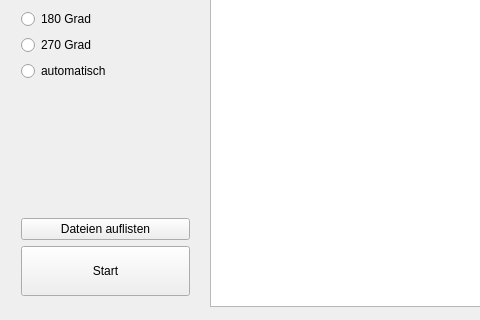
The window that mainwindow.ui (TischlerWilly/postprozessor) describes before a commit, drawn with Qt 5; both pictures show x 0 to 480 and y 273 to 593 of the 896 by 593 pixel window.
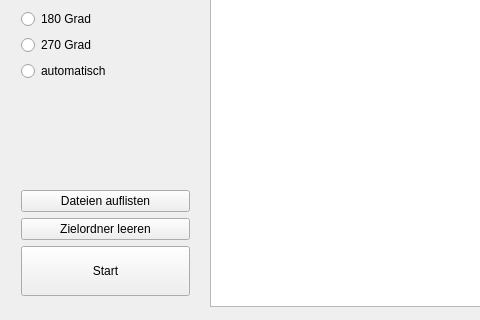
The same window after the commit.

Diff of the .ui file:
```diff
--- a/mainwindow.ui
+++ b/mainwindow.ui
@@ -173,6 +173,13 @@
        </property>
       </widget>
      </item>
+     <item>
+      <widget class="QPushButton" name="pushButton_zielordner_leeren">
+       <property name="text">
+        <string>Zielordner leeren</string>
+       </property>
+      </widget>
+     </item>
      <item>
       <widget class="QPushButton" name="pushButton_start">
        <property name="minimumSize">
```
